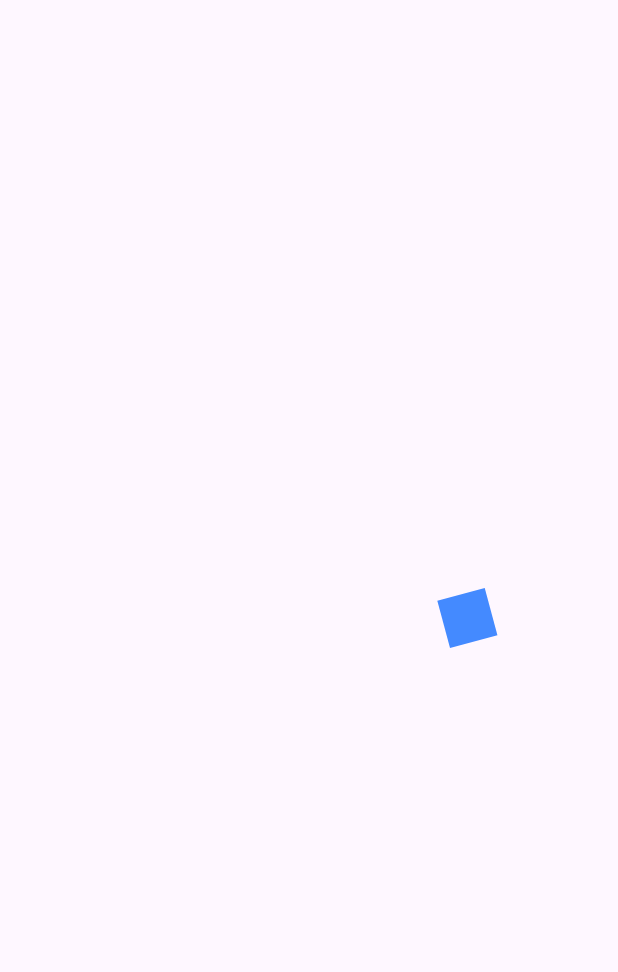
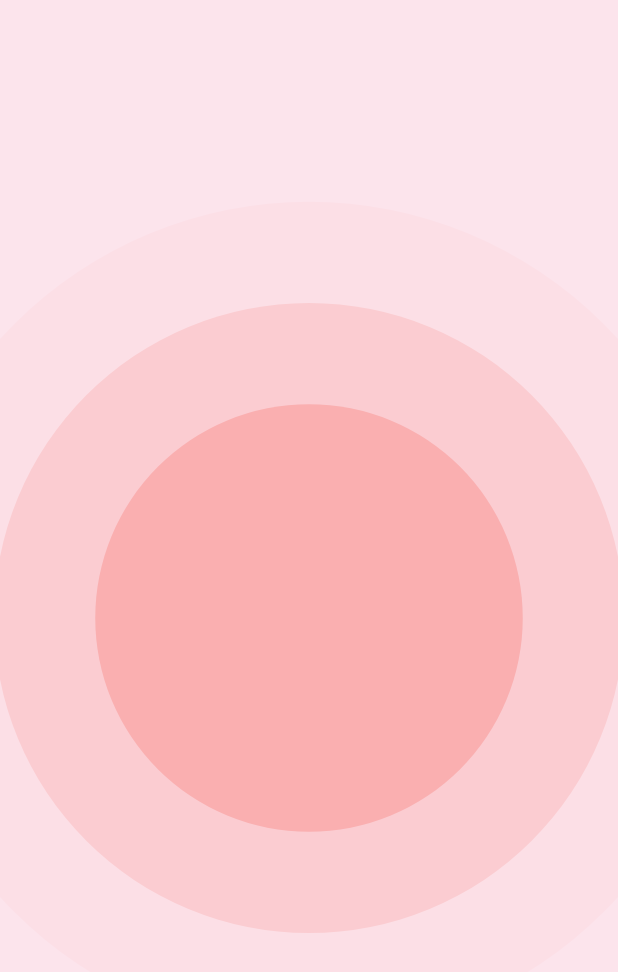
Before and after one commit to Mirzaazmath/flutter_animation_samples, a Flutter app: the screen it shows after launch, on a phone screen of 412 x 824 dp. Shown: the top 972 px of the screen. Run offline on Flutter 3.47's test engine with Material 3 defaults, Android fonts, the phone set to English and light mode, and no system bars.

Commit message:
added sample 4

```diff
--- a/lib/main.dart
+++ b/lib/main.dart
@@ -1,6 +1,7 @@
 import 'package:animation_sample/samples/sample1.dart';
 import 'package:animation_sample/samples/sample2.dart';
 import 'package:animation_sample/samples/sample3.dart';
+import 'package:animation_sample/samples/smaple4.dart';
 import 'package:flutter/material.dart';
 
 void main() {
@@ -12,6 +13,6 @@ class MyApp extends StatelessWidget {
 
   @override
   Widget build(BuildContext context) {
-    return MaterialApp(home: Sample3());
+    return MaterialApp(home: Sample4());
   }
 }
--- /dev/null
+++ b/lib/samples/smaple4.dart
@@ -0,0 +1,84 @@
+
+import 'package:flutter/material.dart';
+
+class Sample4 extends StatefulWidget {
+  const Sample4({super.key});
+
+  @override
+  State<Sample4> createState() => _Sample4State();
+}
+
+class _Sample4State extends State<Sample4>
+    with SingleTickerProviderStateMixin {
+
+  late AnimationController controller;
+  late Animation<double> opacity;
+
+  @override
+  void initState() {
+    controller = AnimationController(
+      vsync: this,
+      duration: const Duration(seconds: 2),
+    )..repeat();
+
+    opacity = Tween<double>(
+      begin: 1,
+      end:  0
+    ).animate(controller);
+    super.initState();
+  }
+
+  @override
+  void dispose() {
+    controller.dispose();
+    super.dispose();
+  }
+
+  Widget buildRipple(double delay) {
+    return AnimatedBuilder(
+      animation: controller,
+      builder: (_, child) {
+        double value = controller.value;
+
+        // Create delay effect
+        double progress = (value - delay);
+        if (progress < 0) progress += 1;
+
+        return Opacity(
+          opacity: (1 - progress).clamp(0.0, 1.0),
+          child: Transform.scale(
+            scale: 1 + (progress * 3), // Ripple size
+            child: child,
+          ),
+        );
+      },
+      child: Container(
+        width: 150,
+        height: 150,
+        decoration: BoxDecoration(
+          shape: BoxShape.circle,
+          color: Colors.red.withOpacity(0.3),
+        ),
+      ),
+    );
+  }
+
+  @override
+  Widget build(BuildContext context) {
+    return Scaffold(
+      backgroundColor: Colors.pink.shade50,
+      body: Center(
+        child: Stack(
+          alignment: Alignment.center,
+          children: [
+            // Multiple ripples for smooth effect
+            buildRipple(0.0),
+            buildRipple(0.3),
+            buildRipple(0.6),
+
+          ],
+        ),
+      ),
+    );
+  }
+}
```
Also changed, not shown: output/output4.gif (added).
